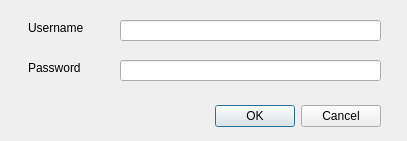
nens/ggmn-qgis, file lizard_downloader_dialog_base.ui: the form before one commit.
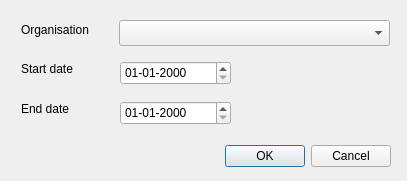
The form after the commit.

Commit message: Got date and organisation selection to work

Patch:
```diff
--- a/lizard_downloader_dialog_base.ui
+++ b/lizard_downloader_dialog_base.ui
@@ -7,7 +7,7 @@
     <x>0</x>
     <y>0</y>
     <width>407</width>
-    <height>141</height>
+    <height>181</height>
    </rect>
   </property>
   <property name="windowTitle">
@@ -16,8 +16,8 @@
   <widget class="QDialogButtonBox" name="button_box">
    <property name="geometry">
     <rect>
-     <x>40</x>
-     <y>100</y>
+     <x>50</x>
+     <y>140</y>
      <width>341</width>
      <height>32</height>
     </rect>
@@ -29,53 +29,79 @@
     <set>QDialogButtonBox::Cancel|QDialogButtonBox::Ok</set>
    </property>
   </widget>
+  <widget class="QComboBox" name="organisationComboBox">
+   <property name="geometry">
+    <rect>
+     <x>119</x>
+     <y>20</y>
+     <width>271</width>
+     <height>26</height>
+    </rect>
+   </property>
+  </widget>
+  <widget class="QLabel" name="label">
+   <property name="geometry">
+    <rect>
+     <x>21</x>
+     <y>22</y>
+     <width>77</width>
+     <height>16</height>
+    </rect>
+   </property>
+   <property name="text">
+    <string>Organisation</string>
+   </property>
+  </widget>
+  <widget class="QDateEdit" name="startDate">
+   <property name="geometry">
+    <rect>
+     <x>120</x>
+     <y>61</y>
+     <width>111</width>
+     <height>24</height>
+    </rect>
+   </property>
+   <property name="displayFormat">
+    <string>dd-MM-yyyy</string>
+   </property>
+  </widget>
+  <widget class="QDateEdit" name="endDate">
+   <property name="geometry">
+    <rect>
+     <x>120</x>
+     <y>101</y>
+     <width>111</width>
+     <height>24</height>
+    </rect>
+   </property>
+   <property name="displayFormat">
+    <string>dd-MM-yyyy</string>
+   </property>
+  </widget>
   <widget class="QLabel" name="label_2">
    <property name="geometry">
     <rect>
-     <x>28</x>
-     <y>20</y>
-     <width>81</width>
+     <x>21</x>
+     <y>61</y>
+     <width>61</width>
      <height>16</height>
     </rect>
    </property>
    <property name="text">
-    <string>Username</string>
-   </property>
-  </widget>
-  <widget class="QLineEdit" name="username">
-   <property name="geometry">
-    <rect>
-     <x>120</x>
-     <y>20</y>
-     <width>261</width>
-     <height>21</height>
-    </rect>
-   </property>
-  </widget>
-  <widget class="QLineEdit" name="password">
-   <property name="geometry">
-    <rect>
-     <x>120</x>
-     <y>60</y>
-     <width>261</width>
-     <height>21</height>
-    </rect>
-   </property>
-   <property name="echoMode">
-    <enum>QLineEdit::Password</enum>
+    <string>Start date</string>
    </property>
   </widget>
   <widget class="QLabel" name="label_3">
    <property name="geometry">
     <rect>
-     <x>28</x>
-     <y>60</y>
-     <width>81</width>
+     <x>21</x>
+     <y>101</y>
+     <width>54</width>
      <height>16</height>
     </rect>
    </property>
    <property name="text">
-    <string>Password</string>
+    <string>End date</string>
    </property>
   </widget>
  </widget>
```
The commit also changes 2 other files.
